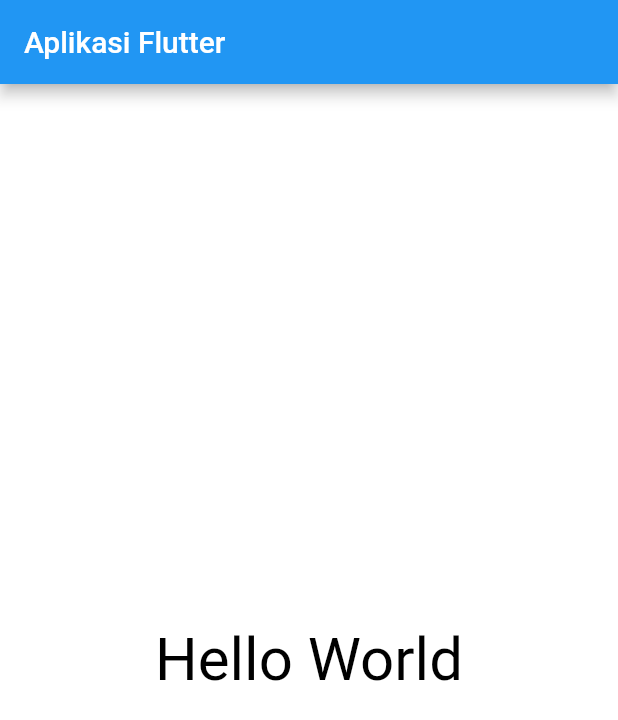
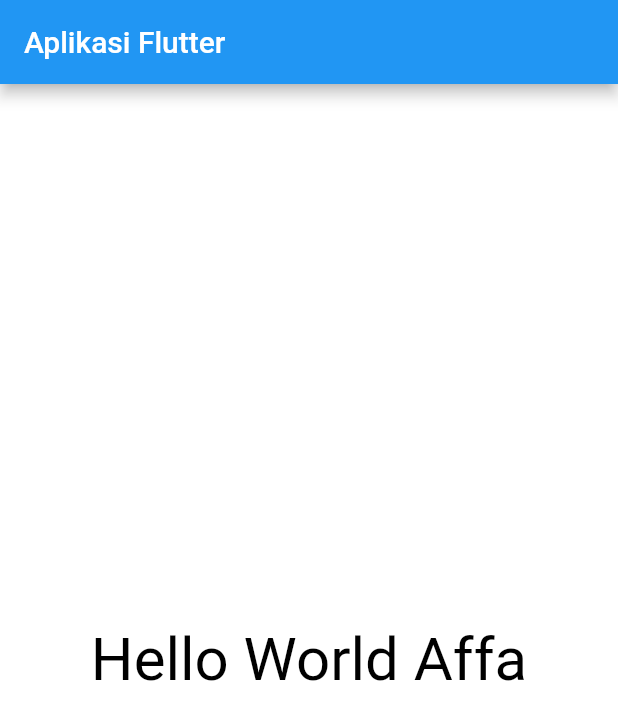
Before and after one commit to asysyaffak/Project-1, a Flutter app: the screen it shows after launch, on a phone screen of 412 x 824 dp. Shown: the top 720 px of the screen. Run offline on Flutter 3.47's test engine with Material 2 defaults, Android fonts, the phone set to English and light mode, and no system bars.

Commit message:
second commit

```diff
--- a/lib/main.dart
+++ b/lib/main.dart
@@ -10,7 +10,7 @@ void main() {
               color: Colors.white,
               child: Center(
                 child: Text(
-                  "Hello World",
+                  "Hello World Affa",
                   textDirection: TextDirection.ltr,
                   style: TextStyle(color: Colors.black, fontSize: 40.0),
                 ),
```
